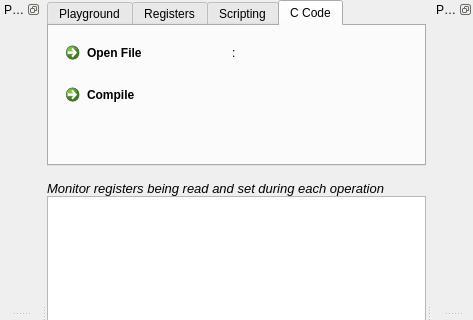
csparkresearch/KuttyPy-GUI, file utilities/templates/layout.ui: the form before one commit; both pictures show x 0 to 473 and y 0 to 320 of the 473 by 649 pixel window.
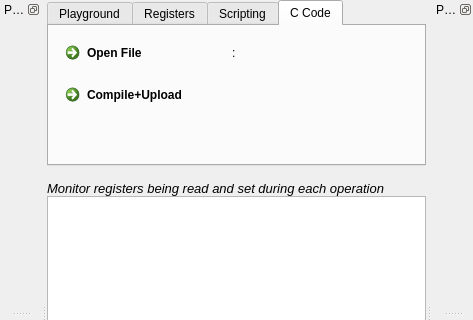
The form after the commit. The open tabs and pages were chosen to show the change. Icons and pictures are not drawn.

Commit message: added avr-gcc C compiler support, ADC gauge

Patch:
```diff
--- a/utilities/templates/layout.ui
+++ b/utilities/templates/layout.ui
@@ -291,7 +291,7 @@
         <item row="1" column="0">
          <widget class="QCommandLinkButton" name="commandLinkButton_3">
           <property name="text">
-           <string>Compile</string>
+           <string>Compile+Upload</string>
           </property>
          </widget>
         </item>
```
The commit also changes 1 other file.
